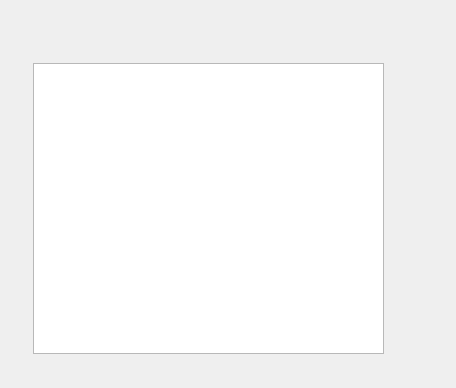
The window that lyrics.ui (Texvss/Spotify_project) describes before a commit, drawn with Qt 5.
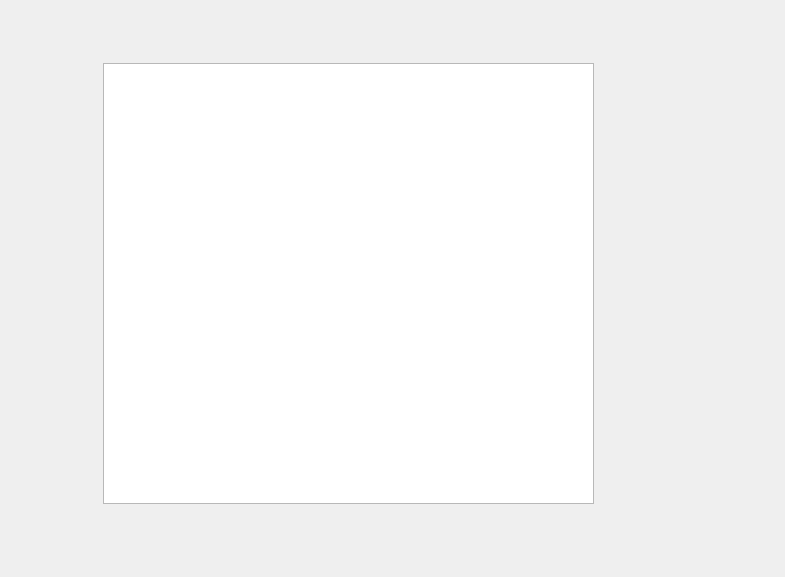
The same window after the commit.

```diff
--- a/lyrics.ui
+++ b/lyrics.ui
@@ -6,8 +6,8 @@
    <rect>
     <x>0</x>
     <y>0</y>
-    <width>456</width>
-    <height>388</height>
+    <width>785</width>
+    <height>577</height>
    </rect>
   </property>
   <property name="windowTitle">
@@ -16,10 +16,10 @@
   <widget class="QTextEdit" name="lyricsList">
    <property name="geometry">
     <rect>
-     <x>33</x>
+     <x>103</x>
      <y>63</y>
-     <width>351</width>
-     <height>291</height>
+     <width>491</width>
+     <height>441</height>
     </rect>
    </property>
   </widget>
```
Left out of the diff: 4 changed lines with no effect on the pictures.
